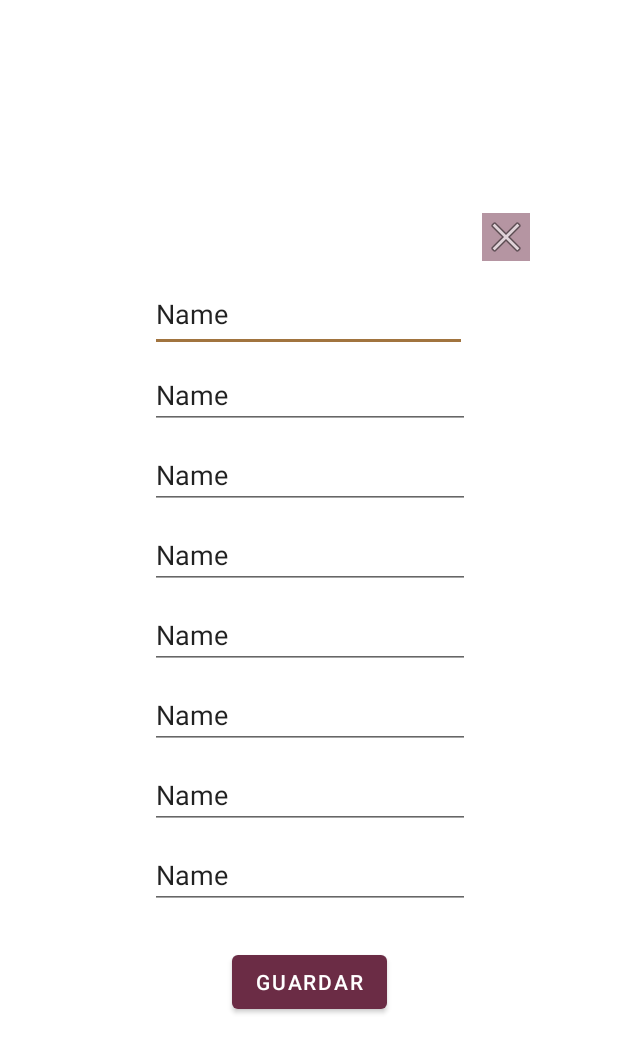
After one commit to david-pi3141/CamellapFinal, an Android app: the layout informacion_evento.xml on its own in the app's theme, with its tools: preview values and no code run, on a phone screen of 412 x 824 dp. The commit adds this screen. Shown: the top 1053 px of the screen. Run offline under Robolectric (Android 15) with nearby library versions, the phone set to English and light mode, and no system bars.

Commit message:
Crear el cuadro de dialogo para mostrar el evento al seleccionar una fecha. Y cuando no se coloque datos al crear evento entonces que se salga del cuadro de dialogo y salga una notificacion. Cambiar el nombre de la barra de herramientas(toolbar->barra).

```diff
--- a/app/src/main/java/com/example/camellap/ViewModel/ClaseEvento.java
+++ b/app/src/main/java/com/example/camellap/ViewModel/ClaseEvento.java
@@ -18,7 +18,7 @@ public class ClaseEvento{
         this.estadoPago = 0 ;
         this.lugar = "Salon platino Banquetes y recepciones la excelencia";
         this.tematica = "Sin tematica establecida";
-        this.fecha = "new Date(2022,11,07)"; //lo deje string porque no se que significa date osea se que date es fecha pero no se como escribirlo en codigo
+        this.fecha = "24/11/2022"; //lo deje string porque no se que significa date osea se que date es fecha pero no se como escribirlo en codigo
     }
     //constructor con parametros
     public ClaseEvento(float costo, String lugar, String tematica, String fecha){
--- a/app/src/main/java/com/example/camellap/ui/MainActivity.java
+++ b/app/src/main/java/com/example/camellap/ui/MainActivity.java
@@ -43,8 +43,9 @@ public class MainActivity extends AppCompatActivity {
 
         gerente.contratantes.add(new ClaseContratante("Carlos","312","102012",true,"jsajsa"));
         gerente.contratantes.add(new ClaseContratante("jose","4534463","102012",true,"jsajsa"));
+        gerente.eventos.add(new ClaseEvento());
 
-        setSupportActionBar(binding.appBarMain.toolbar);
+        setSupportActionBar(binding.appBarMain.barra);
         binding.appBarMain.fab.setOnClickListener(new View.OnClickListener() {
             @Override
             public void onClick(View view) {
--- a/app/src/main/java/com/example/camellap/ui/fragment_personal.java
+++ b/app/src/main/java/com/example/camellap/ui/fragment_personal.java
@@ -3,12 +3,12 @@ package com.example.camellap.ui;
 import static com.example.camellap.ui.MainActivity.gerente;
 
 import android.os.Bundle;
-import androidx.fragment.app.Fragment;
 import android.view.LayoutInflater;
 import android.view.View;
 import android.view.ViewGroup;
 
-import com.example.camellap.databinding.FragmentContratantesBinding;
+import androidx.fragment.app.Fragment;
+
 import com.example.camellap.databinding.FragmentPersonalBinding;
 
 /**
--- /dev/null
+++ b/app/src/main/res/layout/informacion_evento.xml
@@ -0,0 +1,138 @@
+<?xml version="1.0" encoding="utf-8"?>
+<androidx.constraintlayout.widget.ConstraintLayout xmlns:android="http://schemas.android.com/apk/res/android"
+    xmlns:app="http://schemas.android.com/apk/res-auto"
+    xmlns:tools="http://schemas.android.com/tools"
+    android:layout_width="match_parent"
+    android:layout_height="match_parent">
+
+    <androidx.constraintlayout.widget.ConstraintLayout
+        android:layout_width="326dp"
+        android:layout_height="572dp"
+        app:layout_constraintBottom_toBottomOf="parent"
+        app:layout_constraintEnd_toEndOf="parent"
+        app:layout_constraintStart_toStartOf="parent"
+        app:layout_constraintTop_toTopOf="parent">
+
+        <Button
+            android:id="@+id/guardar"
+            android:layout_width="wrap_content"
+            android:layout_height="wrap_content"
+            android:text="@string/guardar_info"
+            app:layout_constraintBottom_toBottomOf="parent"
+            app:layout_constraintEnd_toEndOf="parent"
+            app:layout_constraintStart_toStartOf="parent"
+            app:layout_constraintTop_toBottomOf="@+id/contratanteevento"
+            app:layout_constraintVertical_bias="0.56" />
+
+        <EditText
+            android:id="@+id/fechaevento"
+            android:layout_width="211dp"
+            android:layout_height="50dp"
+            android:layout_marginTop="16dp"
+            android:ems="10"
+            android:inputType="textPersonName"
+            android:text="Name"
+            app:layout_constraintBottom_toTopOf="@+id/lugarevento"
+            app:layout_constraintEnd_toEndOf="parent"
+            app:layout_constraintHorizontal_bias="0.495"
+            app:layout_constraintStart_toStartOf="parent"
+            app:layout_constraintTop_toTopOf="parent"
+            app:layout_constraintVertical_bias="0.879" />
+
+        <EditText
+            android:id="@+id/lugarevento"
+            android:layout_width="wrap_content"
+            android:layout_height="wrap_content"
+            android:layout_marginBottom="8dp"
+            android:ems="10"
+            android:inputType="textPersonName"
+            android:text="Name"
+            app:layout_constraintBottom_toTopOf="@+id/tematicaevento"
+            app:layout_constraintEnd_toEndOf="parent"
+            app:layout_constraintStart_toStartOf="parent" />
+
+        <EditText
+            android:id="@+id/tematicaevento"
+            android:layout_width="wrap_content"
+            android:layout_height="wrap_content"
+            android:layout_marginBottom="8dp"
+            android:ems="10"
+            android:inputType="textPersonName"
+            android:text="Name"
+            app:layout_constraintBottom_toTopOf="@+id/estadopagoevento"
+            app:layout_constraintEnd_toEndOf="parent"
+            app:layout_constraintStart_toStartOf="parent" />
+
+        <EditText
+            android:id="@+id/estadopagoevento"
+            android:layout_width="wrap_content"
+            android:layout_height="wrap_content"
+            android:layout_marginBottom="8dp"
+            android:ems="10"
+            android:inputType="textPersonName"
+            android:text="Name"
+            app:layout_constraintBottom_toTopOf="@+id/costoevento"
+            app:layout_constraintEnd_toEndOf="parent"
+            app:layout_constraintStart_toStartOf="parent" />
+
+        <EditText
+            android:id="@+id/costoevento"
+            android:layout_width="wrap_content"
+            android:layout_height="wrap_content"
+            android:layout_marginBottom="8dp"
+            android:ems="10"
+            android:inputType="textPersonName"
+            android:text="Name"
+            app:layout_constraintBottom_toTopOf="@+id/personalevento"
+            app:layout_constraintEnd_toEndOf="parent"
+            app:layout_constraintStart_toStartOf="parent" />
+
+        <EditText
+            android:id="@+id/personalevento"
+            android:layout_width="wrap_content"
+            android:layout_height="wrap_content"
+            android:layout_marginBottom="8dp"
+            android:ems="10"
+            android:inputType="textPersonName"
+            android:text="Name"
+            app:layout_constraintBottom_toTopOf="@+id/inventarioevento"
+            app:layout_constraintEnd_toEndOf="parent"
+            app:layout_constraintStart_toStartOf="parent" />
+
+        <EditText
+            android:id="@+id/inventarioevento"
+            android:layout_width="wrap_content"
+            android:layout_height="wrap_content"
+            android:layout_marginBottom="8dp"
+            android:ems="10"
+            android:inputType="textPersonName"
+            android:text="Name"
+            app:layout_constraintBottom_toTopOf="@+id/contratanteevento"
+            app:layout_constraintEnd_toEndOf="parent"
+            app:layout_constraintStart_toStartOf="parent" />
+
+        <EditText
+            android:id="@+id/contratanteevento"
+            android:layout_width="wrap_content"
+            android:layout_height="wrap_content"
+            android:layout_marginBottom="92dp"
+            android:ems="10"
+            android:inputType="textPersonName"
+            android:text="Name"
+            app:layout_constraintBottom_toBottomOf="parent"
+            app:layout_constraintEnd_toEndOf="parent"
+            app:layout_constraintStart_toStartOf="parent" />
+
+        <ImageButton
+            android:id="@+id/salir"
+            android:layout_width="wrap_content"
+            android:layout_height="wrap_content"
+            android:layout_marginTop="16dp"
+            android:layout_marginEnd="16dp"
+            android:background="@color/rosa"
+            app:layout_constraintEnd_toEndOf="parent"
+            app:layout_constraintTop_toTopOf="parent"
+            app:srcCompat="@android:drawable/ic_menu_close_clear_cancel" />
+
+    </androidx.constraintlayout.widget.ConstraintLayout>
+</androidx.constraintlayout.widget.ConstraintLayout>
--- a/app/src/main/res/values/strings.xml
+++ b/app/src/main/res/values/strings.xml
@@ -19,6 +19,8 @@
     <string name="costo">Costo</string>
     <string name="tematica">Tematica</string>
     <string name="enviar_info">Crear</string>
+
+    <string name="guardar_info">Guardar</string>
 
     <string name="nuevo_material">Nuevo Material</string>
     <string name="material">Nombre del Material</string>
```
Also changed, not shown: app/src/main/java/com/example/camellap/ui/camellap/HomeFragment.java (+10 -1 lines), app/src/main/java/com/example/camellap/ui/cuadroDialogoNuevoEvento.java (+8 -2 lines), app/src/main/java/com/example/camellap/ui/cuadroMostrarEditarEvento.java (added, +47 -0 lines), app/src/main/res/layout/nuevo_evento_cuadro.xml (+10 -8 lines).
